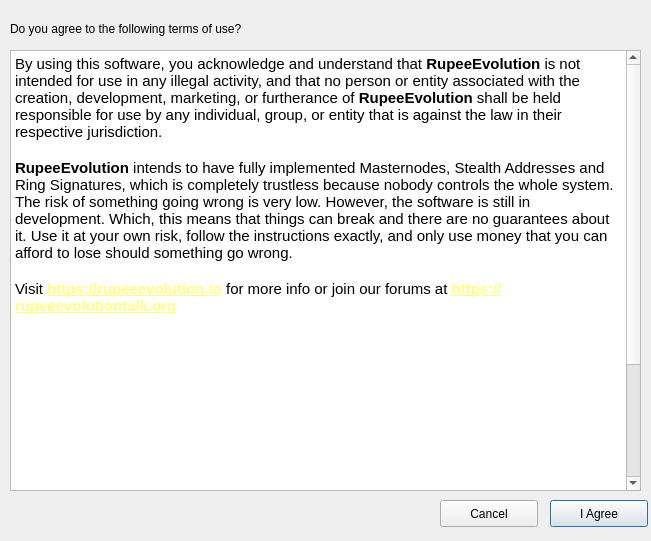
Qt form src/qt/forms/termsofuse.ui (Rupee-Foundation/Rupee-Evolution) before a commit.
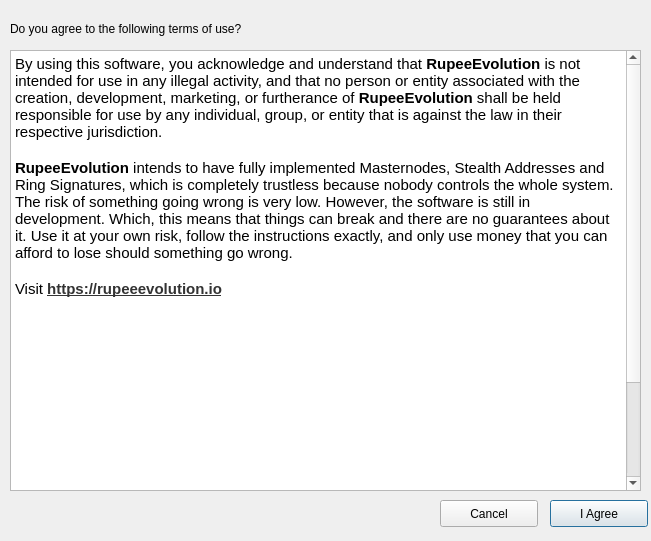
The same form after that commit.

What changed in the file:
```diff
--- a/src/qt/forms/termsofuse.ui
+++ b/src/qt/forms/termsofuse.ui
@@ -31,8 +31,8 @@
 &lt;p style=&quot;-qt-paragraph-type:empty; margin-top:0px; margin-bottom:0px; margin-left:0px; margin-right:0px; -qt-block-indent:0; text-indent:0px; font-family:'Ubuntu'; font-size:11pt;&quot;&gt;&lt;br /&gt;&lt;/p&gt;
 &lt;p style=&quot; margin-top:0px; margin-bottom:0px; margin-left:0px; margin-right:0px; -qt-block-indent:0; text-indent:0px;&quot;&gt;&lt;span style=&quot; font-family:'Ubuntu'; font-size:11pt; font-weight:600;&quot;&gt;RupeeEvolution&lt;/span&gt;&lt;span style=&quot; font-family:'Ubuntu'; font-size:11pt;&quot;&gt; intends to have fully implemented Masternodes, Stealth Addresses and Ring Signatures, which is completely trustless because nobody controls the whole system. The risk of something going wrong is very low. However, the software is still in development. Which, this means that things can break and there are no guarantees about it. Use it at your own risk, follow the instructions exactly, and only use money that you can afford to lose should something go wrong.&lt;/span&gt;&lt;/p&gt;
 &lt;p style=&quot;-qt-paragraph-type:empty; margin-top:0px; margin-bottom:0px; margin-left:0px; margin-right:0px; -qt-block-indent:0; text-indent:0px; font-family:'Ubuntu'; font-size:11pt;&quot;&gt;&lt;br /&gt;&lt;/p&gt;
-&lt;p style=&quot; margin-top:0px; margin-bottom:0px; margin-left:0px; margin-right:0px; -qt-block-indent:0; text-indent:0px;&quot;&gt;&lt;span style=&quot; font-family:'Ubuntu'; font-size:11pt;&quot;&gt;Visit &lt;/span&gt;&lt;a href=&quot;https://rupeeevolution.io&quot;&gt;&lt;span style=&quot; font-size:11pt; font-weight:600; text-decoration: underline; color:#ffff7f;&quot;&gt;https://rupeeevolution.io&lt;/span&gt;&lt;/a&gt;&lt;span style=&quot; font-family:'Ubuntu'; font-size:11pt;&quot;&gt; for more info or join our forums at &lt;/span&gt;&lt;a href=&quot;https://rupeeevolutiontalk.org&quot;&gt;&lt;span style=&quot; font-size:11pt; font-weight:600; text-decoration: underline; color:#ffff7f;&quot;&gt;https://rupeeevolutiontalk.org&lt;/span&gt;&lt;/a&gt;&lt;/p&gt;
-&lt;p style=&quot;-qt-paragraph-type:empty; margin-top:0px; margin-bottom:0px; margin-left:0px; margin-right:0px; -qt-block-indent:0; text-indent:0px; font-size:11pt; font-weight:600; text-decoration: underline; color:#ffff7f;&quot;&gt;&lt;br /&gt;&lt;/p&gt;
+&lt;p style=&quot; margin-top:0px; margin-bottom:0px; margin-left:0px; margin-right:0px; -qt-block-indent:0; text-indent:0px;&quot;&gt;&lt;span style=&quot; font-family:'Ubuntu'; font-size:11pt;&quot;&gt;Visit &lt;/span&gt;&lt;a href=&quot;https://rupeeevolution.io&quot;&gt;&lt;span style=&quot; font-size:11pt; font-weight:600; text-decoration: underline; color:#333;&quot;&gt;https://rupeeevolution.io&lt;/span&gt;&lt;/a&gt;&lt;span style=&quot; font-family:'Ubuntu'; font-size:11pt;&quot;&lt;/p&gt;
+&lt;p style=&quot;-qt-paragraph-type:empty; margin-top:0px; margin-bottom:0px; margin-left:0px; margin-right:0px; -qt-block-indent:0; text-indent:0px; font-size:11pt; font-weight:600; text-decoration: underline; color:#333;&quot;&gt;&lt;br /&gt;&lt;/p&gt;
 &lt;p style=&quot;-qt-paragraph-type:empty; margin-top:0px; margin-bottom:0px; margin-left:0px; margin-right:0px; -qt-block-indent:0; text-indent:0px; font-size:8pt;&quot;&gt;&lt;br /&gt;&lt;/p&gt;
 &lt;p style=&quot;-qt-paragraph-type:empty; margin-top:0px; margin-bottom:0px; margin-left:0px; margin-right:0px; -qt-block-indent:0; text-indent:0px; font-family:'Ubuntu'; font-size:11pt;&quot;&gt;&lt;br /&gt;&lt;/p&gt;
 &lt;p style=&quot;-qt-paragraph-type:empty; margin-top:0px; margin-bottom:0px; margin-left:0px; margin-right:0px; -qt-block-indent:0; text-indent:0px; font-family:'Ubuntu'; font-size:11pt;&quot;&gt;&lt;br /&gt;&lt;/p&gt;
@@ -46,7 +46,7 @@
 &lt;p style=&quot;-qt-paragraph-type:empty; margin-top:0px; margin-bottom:0px; margin-left:0px; margin-right:0px; -qt-block-indent:0; text-indent:0px; font-family:'Ubuntu'; font-size:11pt;&quot;&gt;&lt;br /&gt;&lt;/p&gt;
 &lt;p style=&quot;-qt-paragraph-type:empty; margin-top:0px; margin-bottom:0px; margin-left:0px; margin-right:0px; -qt-block-indent:0; text-indent:0px; font-family:'Ubuntu'; font-size:11pt;&quot;&gt;&lt;br /&gt;&lt;/p&gt;
 &lt;p style=&quot;-qt-paragraph-type:empty; margin-top:0px; margin-bottom:0px; margin-left:0px; margin-right:0px; -qt-block-indent:0; text-indent:0px; font-family:'Ubuntu'; font-size:11pt;&quot;&gt;&lt;br /&gt;&lt;/p&gt;
-&lt;p style=&quot; margin-top:0px; margin-bottom:0px; margin-left:0px; margin-right:0px; -qt-block-indent:0; text-indent:0px;&quot;&gt;&lt;span style=&quot; font-family:'Ubuntu'; font-size:11pt; font-weight:600; font-style:italic;&quot;&gt;Credits:&lt;/span&gt;&lt;span style=&quot; font-family:'Ubuntu'; font-size:11pt; font-style:italic;&quot;&gt; kingcarsen, enkayz, thi3rryzz, I Can Haz Crypto, Buzzkillb, tinchopf, kawaiicrypto, skiMo, and everyone else who has helped to build/test/grow RupeeEvolution! &lt;/span&gt;&lt;span style=&quot; font-family:'Ubuntu'; font-size:11pt; font-style:italic; text-decoration: underline;&quot;&gt;Our community is fantastic and you all deserve to be mentioned here forever.&lt;/span&gt;&lt;span style=&quot; font-family:'Ubuntu'; font-size:11pt; font-style:italic;&quot;&gt; THANK YOU! FOR THE POWER OF THE PEOPLE! ANCIENT MONEY FOR A NEW WORLD!&lt;/span&gt;&lt;/p&gt;
+&lt;p style=&quot; margin-top:0px; margin-bottom:0px; margin-left:0px; margin-right:0px; -qt-block-indent:0; text-indent:0px;&quot;&gt;&lt;span style=&quot; font-family:'Ubuntu'; font-size:11pt; font-weight:600; font-style:italic;&quot;&gt;Credits:&lt;/span&gt;&lt;span style=&quot; font-family:'Ubuntu'; font-size:11pt; font-style:italic;&quot;&gt; CircuitBreaker - Lead Developer of Rupee Evolution and the Denarius Team! &lt;/span&gt;&lt;span style=&quot; font-family:'Ubuntu'; font-size:11pt; font-style:italic; text-decoration: underline;&quot;&gt;Our community is fantastic and you all deserve to be mentioned here forever.&lt;/span&gt;&lt;span style=&quot; font-family:'Ubuntu'; font-size:11pt; font-style:italic;&quot;&gt; Thank You OUR COMMUNITY for your Support!&lt;/span&gt;&lt;/p&gt;
 &lt;p style=&quot;-qt-paragraph-type:empty; margin-top:0px; margin-bottom:0px; margin-left:0px; margin-right:0px; -qt-block-indent:0; text-indent:0px; font-family:'Ubuntu'; font-size:11pt;&quot;&gt;&lt;br /&gt;&lt;/p&gt;&lt;/body&gt;&lt;/html&gt;</string>
    </property>
   </widget>
```
